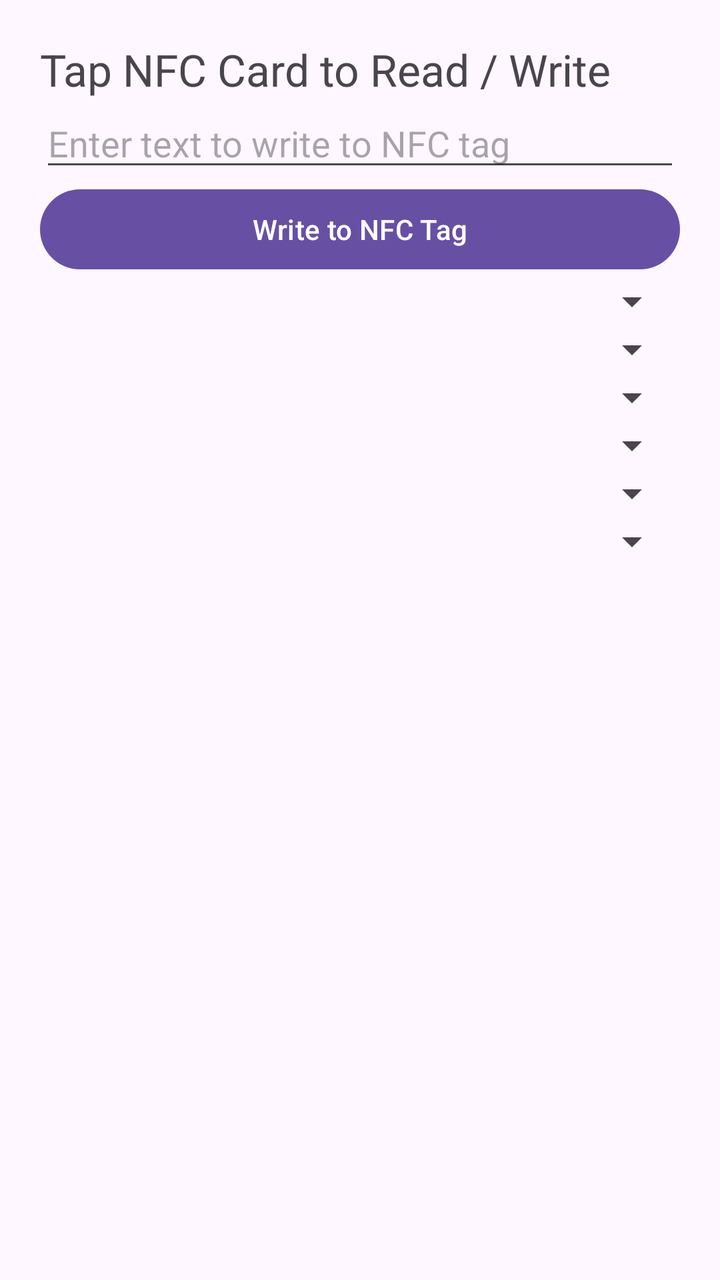
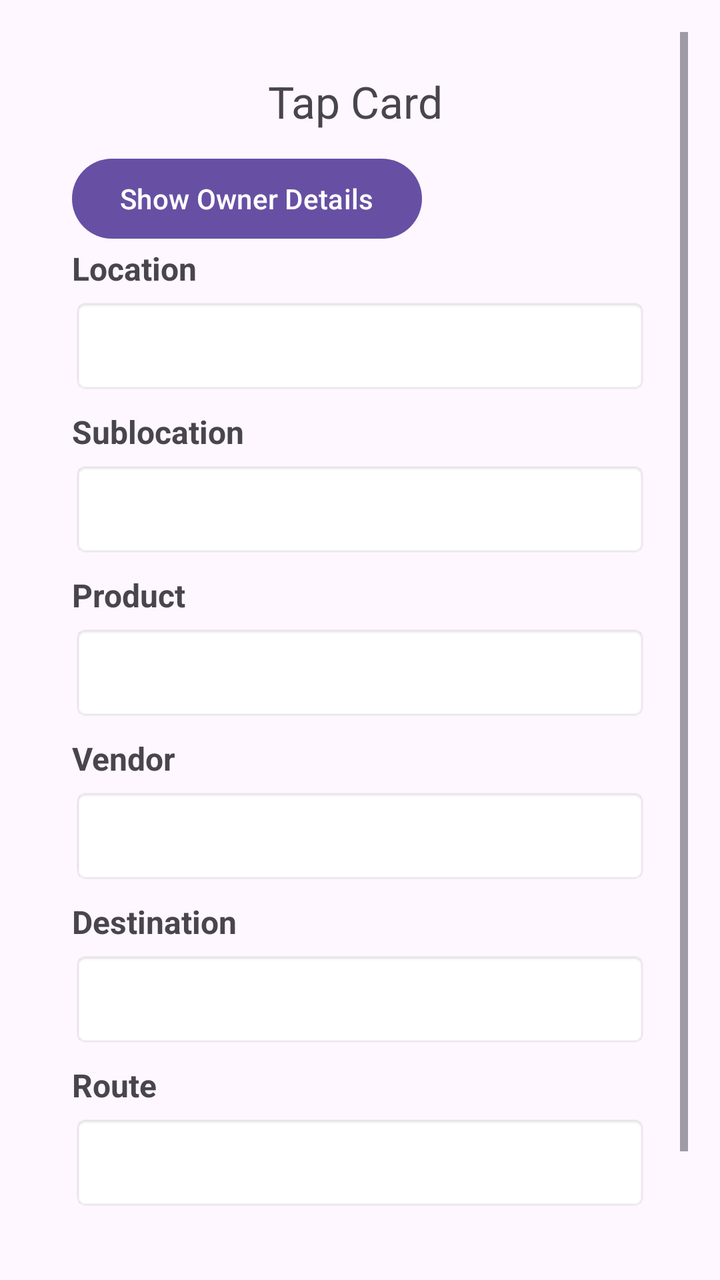

The first picture is an Android layout as it rendered before a commit; the second is the same layout after the commit. The layout source and the unified diff follow.
<!-- AndroidManifest.xml: application theme Theme.Rfid -->
<!-- res/layout/activity_main.xml -->
<?xml version="1.0" encoding="utf-8"?>
<LinearLayout xmlns:android="http://schemas.android.com/apk/res/android"
    android:layout_width="match_parent"
    android:layout_height="match_parent"
    android:orientation="vertical"
    android:padding="20dp">

    <TextView
        android:id="@+id/txtStatus"
        android:text="Tap NFC Card to Read / Write"
        android:textSize="22sp"
        android:layout_width="match_parent"
        android:layout_height="wrap_content"/>

    <EditText
        android:id="@+id/editMessage"
        android:hint="Enter text to write to NFC tag"
        android:layout_width="match_parent"
        android:layout_height="wrap_content"/>

    <Button
        android:id="@+id/btnWrite"
        android:text="Write to NFC Tag"
        android:layout_width="match_parent"
        android:layout_height="wrap_content"/>
=
        <Spinner android:id="@+id/spLocation" android:layout_width="match_parent" android:layout_height="wrap_content"/>
        <Spinner android:id="@+id/spSublocation" android:layout_width="match_parent" android:layout_height="wrap_content"/>
        <Spinner android:id="@+id/spProduct" android:layout_width="match_parent" android:layout_height="wrap_content"/>
        <Spinner android:id="@+id/spVendor" android:layout_width="match_parent" android:layout_height="wrap_content"/>
        <Spinner android:id="@+id/spDestination" android:layout_width="match_parent" android:layout_height="wrap_content"/>
        <Spinner android:id="@+id/spRoute" android:layout_width="match_parent" android:layout_height="wrap_content"/>

</LinearLayout>
<!-- resources referenced by this layout -->
<resources>
  <style name="Theme.Rfid" parent="Base.Theme.Rfid" />
  <style name="Base.Theme.Rfid" parent="Theme.Material3.DayNight.NoActionBar">
          
          
      </style>
</resources>

<!-- the commit's change to res/layout/activity_main.xml (unified diff, before → after) -->
@@ -1,34 +1,229 @@
 <?xml version="1.0" encoding="utf-8"?>
-<LinearLayout xmlns:android="http://schemas.android.com/apk/res/android"
+<ScrollView xmlns:android="http://schemas.android.com/apk/res/android"
+    android:layout_width="match_parent"
+    android:layout_height="wrap_content"
+    android:padding="16dp">
+
+    <LinearLayout
     android:layout_width="match_parent"
     android:layout_height="match_parent"
     android:orientation="vertical"
     android:padding="20dp">
 
+    <LinearLayout
+        android:id="@+id/layoutOwnerBlock"
+        android:orientation="vertical"
+        android:layout_width="match_parent"
+        android:layout_height="wrap_content"
+        android:padding="12dp"
+        android:background="@android:drawable/dialog_holo_light_frame"
+        android:visibility="gone"
+        android:layout_marginTop="12dp">
+
+        <TextView
+            android:id="@+id/tvTruckNo"
+            android:layout_width="wrap_content"
+            android:layout_height="wrap_content"
+            android:text="Truck No: -"
+            android:textSize="16sp"
+            android:textStyle="bold"
+            android:padding="4dp"/>
+
+        <TextView
+            android:id="@+id/tvOwnerName"
+            android:layout_width="wrap_content"
+            android:layout_height="wrap_content"
+            android:text="Owner: -"
+            android:textSize="16sp"
+            android:padding="4dp"/>
+
+        <TextView
+            android:id="@+id/tvTareWeight"
+            android:layout_width="wrap_content"
+            android:layout_height="wrap_content"
+            android:text="Tare Weight: -"
+            android:textSize="16sp"
+            android:padding="4dp"/>
+
+    </LinearLayout>
+
     <TextView
         android:id="@+id/txtStatus"
-        android:text="Tap NFC Card to Read / Write"
+        android:layout_width="match_parent"
+        android:layout_height="wrap_content"
+        android:gravity="center"
+        android:text="Tap Card "
         android:textSize="22sp"
-        android:layout_width="match_parent"
-        android:layout_height="wrap_content"/>
+        android:visibility="visible" />
+
+    <Button
+        android:id="@+id/btnToggleOwner"
+        android:layout_width="wrap_content"
+        android:layout_height="wrap_content"
+        android:text="Show Owner Details"
+        android:layout_marginTop="10dp"/>
+
 
     <EditText
         android:id="@+id/editMessage"
+        android:layout_width="match_parent"
+        android:layout_height="wrap_content"
         android:hint="Enter text to write to NFC tag"
-        android:layout_width="match_parent"
-        android:layout_height="wrap_content"/>
+        android:visibility="gone" />
 
     <Button
         android:id="@+id/btnWrite"
+        android:layout_width="match_parent"
+        android:layout_height="wrap_content"
         android:text="Write to NFC Tag"
-        android:layout_width="match_parent"
-        android:layout_height="wrap_content"/>
-=
-        <Spinner android:id="@+id/spLocation" android:layout_width="match_parent" android:layout_height="wrap_content"/>
-        <Spinner android:id="@+id/spSublocation" android:layout_width="match_parent" android:layout_height="wrap_content"/>
-        <Spinner android:id="@+id/spProduct" android:layout_width="match_parent" android:layout_height="wrap_content"/>
-        <Spinner android:id="@+id/spVendor" android:layout_width="match_parent" android:layout_height="wrap_content"/>
-        <Spinner android:id="@+id/spDestination" android:layout_width="match_parent" android:layout_height="wrap_content"/>
-        <Spinner android:id="@+id/spRoute" android:layout_width="match_parent" android:layout_height="wrap_content"/>
-
-</LinearLayout>
+        android:visibility="gone" />
+
+        <LinearLayout
+            android:orientation="vertical"
+            android:layout_width="match_parent"
+            android:layout_height="wrap_content"
+            android:divider="@android:color/darker_gray"
+            android:showDividers="none"
+            android:dividerPadding="8dp">
+
+            
+            <TextView
+                android:layout_width="match_parent"
+                android:layout_height="wrap_content"
+                android:text="Location"
+                android:textSize="16sp"
+                android:textStyle="bold"
+                android:paddingBottom="4dp"/>
+
+            <Spinner
+                android:id="@+id/spLocation"
+                android:layout_width="match_parent"
+                android:layout_height="48dp"
+                android:background="@android:drawable/editbox_background"/>
+
+            <View
+                android:layout_width="match_parent"
+                android:layout_height="8dp"/>
+
+            
+            <TextView
+                android:layout_width="match_parent"
+                android:layout_height="wrap_content"
+                android:text="Sublocation"
+                android:textSize="16sp"
+                android:textStyle="bold"
+                android:paddingBottom="4dp"/>
+
+            <Spinner
+                android:id="@+id/spSublocation"
+                android:layout_width="match_parent"
+                android:layout_height="48dp"
+                android:background="@android:drawable/editbox_background"/>
+
+            <View
+                android:layout_width="match_parent"
+                android:layout_height="8dp"/>
+
+            
+            <TextView
+                android:layout_width="match_parent"
+                android:layout_height="wrap_content"
+                android:text="Product"
+                android:textSize="16sp"
+                android:textStyle="bold"
+                android:paddingBottom="4dp"/>
+
+            <Spinner
+                android:id="@+id/spProduct"
+                android:layout_width="match_parent"
+                android:layout_height="48dp"
+                android:background="@android:drawable/editbox_background"/>
+
+            <View
+                android:layout_width="match_parent"
+                android:layout_height="8dp"/>
+
+            
+            <TextView
+                android:layout_width="match_parent"
+                android:layout_height="wrap_content"
+                android:text="Vendor"
+                android:textSize="16sp"
+                android:textStyle="bold"
+                android:paddingBottom="4dp"/>
+
+            <Spinner
+                android:id="@+id/spVendor"
+                android:layout_width="match_parent"
+                android:layout_height="48dp"
+                android:background="@android:drawable/editbox_background"/>
+
+            <View
+                android:layout_width="match_parent"
+                android:layout_height="8dp"/>
+
+            
+            <TextView
+                android:layout_width="match_parent"
+                android:layout_height="wrap_content"
+                android:text="Destination"
+                android:textSize="16sp"
+                android:textStyle="bold"
+                android:paddingBottom="4dp"/>
+
+            <Spinner
+                android:id="@+id/spDestination"
+                android:layout_width="match_parent"
+                android:layout_height="48dp"
+                android:background="@android:drawable/editbox_background"/>
+
+            <View
+                android:layout_width="match_parent"
+                android:layout_height="8dp"/>
+
+            
+            <TextView
+                android:layout_width="match_parent"
+                android:layout_height="wrap_content"
+                android:text="Route"
+                android:textSize="16sp"
+                android:textStyle="bold"
+                android:paddingBottom="4dp"/>
+
+            <Spinner
+                android:id="@+id/spRoute"
+                android:layout_width="match_parent"
+                android:layout_height="48dp"
+                android:background="@android:drawable/editbox_background"/>
+
+        </LinearLayout>
+        <LinearLayout
+            android:layout_width="match_parent"
+            android:layout_height="wrap_content"
+            android:orientation="horizontal"
+            android:gravity="center"
+            android:layout_marginTop="20dp">
+
+            <Button
+                android:id="@+id/btnWriteRfid"
+                android:layout_width="0dp"
+                android:layout_weight="1"
+                android:layout_height="50dp"
+                android:text="Write to RFID"
+                android:textColor="@android:color/white"
+                android:textStyle="bold"
+                android:layout_marginEnd="8dp"/>
+
+            <Button
+                android:id="@+id/btnClear"
+                android:layout_width="0dp"
+                android:layout_weight="1"
+                android:layout_height="50dp"
+                android:text="Clear"
+                android:textColor="@android:color/white"
+                android:textStyle="bold"
+                android:layout_marginStart="8dp"/>
+
+        </LinearLayout>
+    </LinearLayout>
+</ScrollView>
